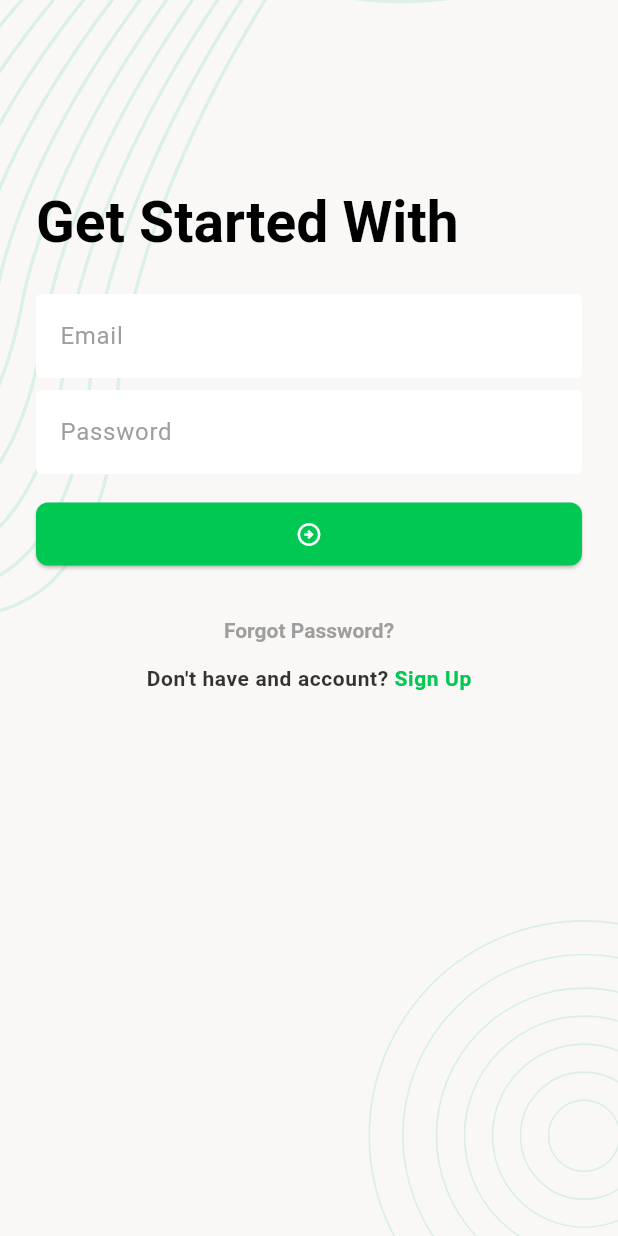
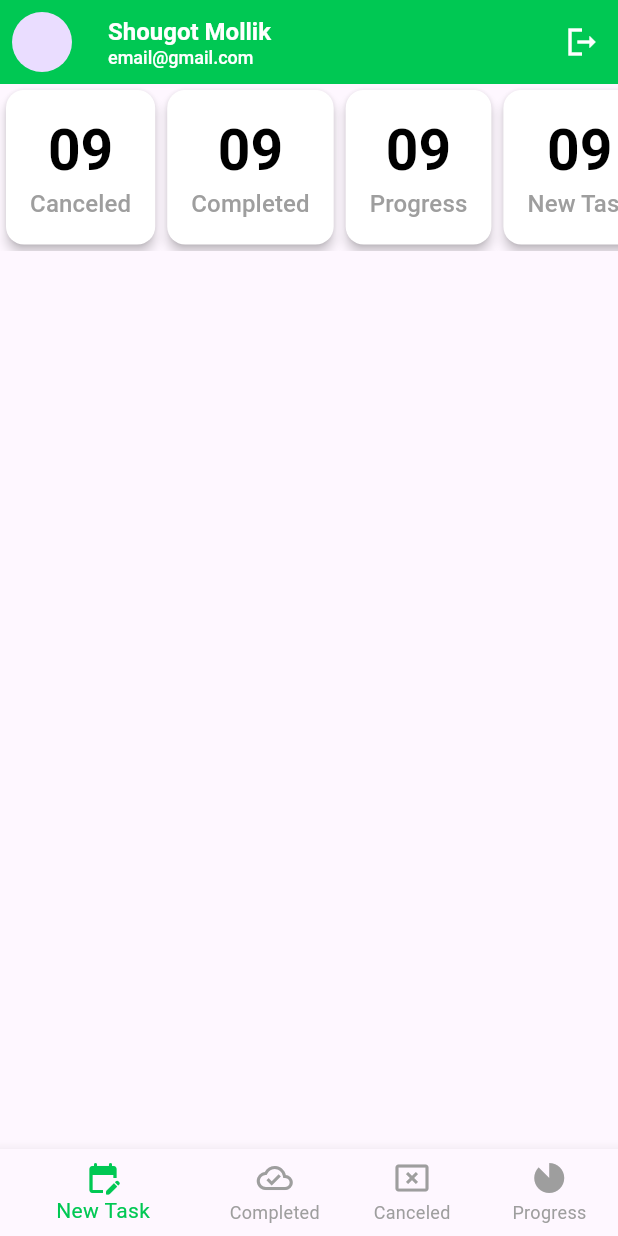
Before and after one commit to Shougotmollik/ToDo_TaskManagement_Application, a Flutter app: the screen it shows after launch, after a tap on the "arrow circle right" icon, on a phone screen of 412 x 824 dp. Run offline on Flutter 3.47's test engine with Material 3 defaults, Android fonts, the phone set to English and light mode, and no system bars; our stand-ins replace cached_network_image, flutter_svg, pin_code_fields; network calls fail.

Commit message:
start home screen

```diff
--- a/lib/Screens/AuthScreen/signin_screen.dart
+++ b/lib/Screens/AuthScreen/signin_screen.dart
@@ -3,6 +3,7 @@ import 'package:flutter/material.dart';
 import 'package:todoapp/Config/colors.dart';
 import 'package:todoapp/Screens/AuthScreen/email_verification_screen.dart';
 import 'package:todoapp/Screens/AuthScreen/signup_screen.dart';
+import 'package:todoapp/Screens/HomeScreen/main_bottom_nav_screen.dart';
 import 'package:todoapp/Screens/widgets/background_widgets.dart';
 
 class SignInScreen extends StatefulWidget {
@@ -56,7 +57,7 @@ class _SignInScreenState extends State<SignInScreen> {
                   ),
                   const SizedBox(height: 16),
                   ElevatedButton(
-                    onPressed: () {},
+                    onPressed: _onTapHomeScreenButton,
                     child: const Icon(Icons.arrow_circle_right_outlined),
                   ),
                   const SizedBox(height: 16),
@@ -98,6 +99,14 @@ class _SignInScreenState extends State<SignInScreen> {
     );
   }
 
+  void _onTapHomeScreenButton() {
+    Navigator.pushReplacement(
+        context,
+        MaterialPageRoute(
+          builder: (context) => const MainBottomNavScreen(),
+        ));
+  }
+
   void _onTapSignInButton() {
     Navigator.push(
       context,
--- /dev/null
+++ b/lib/Screens/HomeScreen/main_bottom_nav_screen.dart
@@ -0,0 +1,52 @@
+import 'package:flutter/material.dart';
+import 'package:todoapp/Config/colors.dart';
+import 'package:todoapp/Screens/HomeScreen/canceled_task_screen.dart';
+import 'package:todoapp/Screens/HomeScreen/completed_task_screen.dart';
+import 'package:todoapp/Screens/HomeScreen/new_task_screen.dart';
+import 'package:todoapp/Screens/HomeScreen/progress_task_screen.dart';
+
+class MainBottomNavScreen extends StatefulWidget {
+  const MainBottomNavScreen({super.key});
+
+  @override
+  State<MainBottomNavScreen> createState() => _MainBottomNavScreenState();
+}
+
+class _MainBottomNavScreenState extends State<MainBottomNavScreen> {
+  int _selectedIndex = 0;
+  final List<Widget> _screens = const [
+    NewTaskScreen(),
+    CompletedTaskScreen(),
+    CanceledTaskScreen(),
+    ProgressTaskScreen(),
+  ];
+
+  @override
+  Widget build(BuildContext context) {
+    return Scaffold(
+      body: _screens[_selectedIndex],
+      bottomNavigationBar: BottomNavigationBar(
+        currentIndex: _selectedIndex,
+        onTap: (index) {
+          _selectedIndex = index;
+          if (mounted) {
+            setState(() {});
+          }
+        },
+        selectedItemColor: AppColors.primaryColor,
+        unselectedItemColor: Colors.grey,
+        showUnselectedLabels: true,
+        items: const [
+          BottomNavigationBarItem(
+              icon: Icon(Icons.edit_calendar_rounded), label: "New Task"),
+          BottomNavigationBarItem(
+              icon: Icon(Icons.cloud_done_outlined), label: "Completed"),
+          BottomNavigationBarItem(
+              icon: Icon(Icons.cancel_presentation), label: "Canceled"),
+          BottomNavigationBarItem(
+              icon: Icon(Icons.incomplete_circle), label: "Progress"),
+        ],
+      ),
+    );
+  }
+}
--- /dev/null
+++ b/lib/Screens/HomeScreen/new_task_screen.dart
@@ -0,0 +1,61 @@
+import 'package:flutter/material.dart';
+import 'package:todoapp/Screens/widgets/profile_appbar.dart';
+
+class NewTaskScreen extends StatefulWidget {
+  const NewTaskScreen({super.key});
+
+  @override
+  State<NewTaskScreen> createState() => _NewTaskScreenState();
+}
+
+class _NewTaskScreenState extends State<NewTaskScreen> {
+  @override
+  Widget build(BuildContext context) {
+    return Scaffold(
+      appBar: profileAppBar(),
+      body: const Column(
+        children: [
+          SingleChildScrollView(
+            scrollDirection: Axis.horizontal,
+            child: Row(
+              children: [
+                TaskSummeryCard(taskCount: "09", taskTitle: "Canceled"),
+                TaskSummeryCard(taskCount: "09", taskTitle: "Completed"),
+                TaskSummeryCard(taskCount: "09", taskTitle: "Progress"),
+                TaskSummeryCard(taskCount: "09", taskTitle: "New Task"),
+              ],
+            ),
+          )
+        ],
+      ),
+    );
+  }
+}
+
+class TaskSummeryCard extends StatelessWidget {
+  const TaskSummeryCard({
+    super.key,
+    required this.taskCount,
+    required this.taskTitle,
+  });
+
+  final String taskCount;
+  final String taskTitle;
+
+  @override
+  Widget build(BuildContext context) {
+    return Card(
+      color: Colors.white,
+      elevation: 3,
+      child: Padding(
+        padding: const EdgeInsets.all(16.0),
+        child: Column(
+          children: [
+            Text(taskCount, style: Theme.of(context).textTheme.titleLarge),
+            Text(taskTitle, style: Theme.of(context).textTheme.labelLarge),
+          ],
+        ),
+      ),
+    );
+  }
+}
--- /dev/null
+++ b/lib/Screens/widgets/profile_appbar.dart
@@ -0,0 +1,37 @@
+import 'package:flutter/material.dart';
+import 'package:todoapp/Config/colors.dart';
+
+AppBar profileAppBar() {
+  return AppBar(
+    backgroundColor: AppColors.primaryColor,
+    leading: const Padding(
+      padding: EdgeInsets.all(8.0),
+      child: CircleAvatar(),
+    ),
+    title: const Column(
+      crossAxisAlignment: CrossAxisAlignment.start,
+      children: [
+        Text(
+          "Shougot Mollik",
+          style: TextStyle(color: Colors.white, fontSize: 16),
+        ),
+        Text(
+          "email@gmail.com",
+          style: TextStyle(
+            color: Colors.white,
+            fontSize: 12,
+            fontWeight: FontWeight.w500,
+          ),
+        ),
+      ],
+    ),
+    actions: [
+      IconButton(
+          onPressed: () {},
+          icon: const Icon(
+            Icons.logout_sharp,
+            color: Colors.white,
+          ))
+    ],
+  );
+}
--- a/pubspec.yaml
+++ b/pubspec.yaml
@@ -15,6 +15,7 @@ dependencies:
   cupertino_icons: ^1.0.2
   flutter_svg: ^2.0.10+1
   pin_code_fields: ^8.0.1
+  cached_network_image: ^3.3.1
 
 dev_dependencies:
   flutter_test:
```
Also changed, not shown: lib/Screens/HomeScreen/canceled_task_screen.dart (added, +15 -0 lines), lib/Screens/HomeScreen/completed_task_screen.dart (added, +15 -0 lines), lib/Screens/HomeScreen/progress_task_screen.dart (added, +15 -0 lines), lib/Screens/widgets/network_cached_image.dart (added, +25 -0 lines), pubspec.lock, 1 other file.
